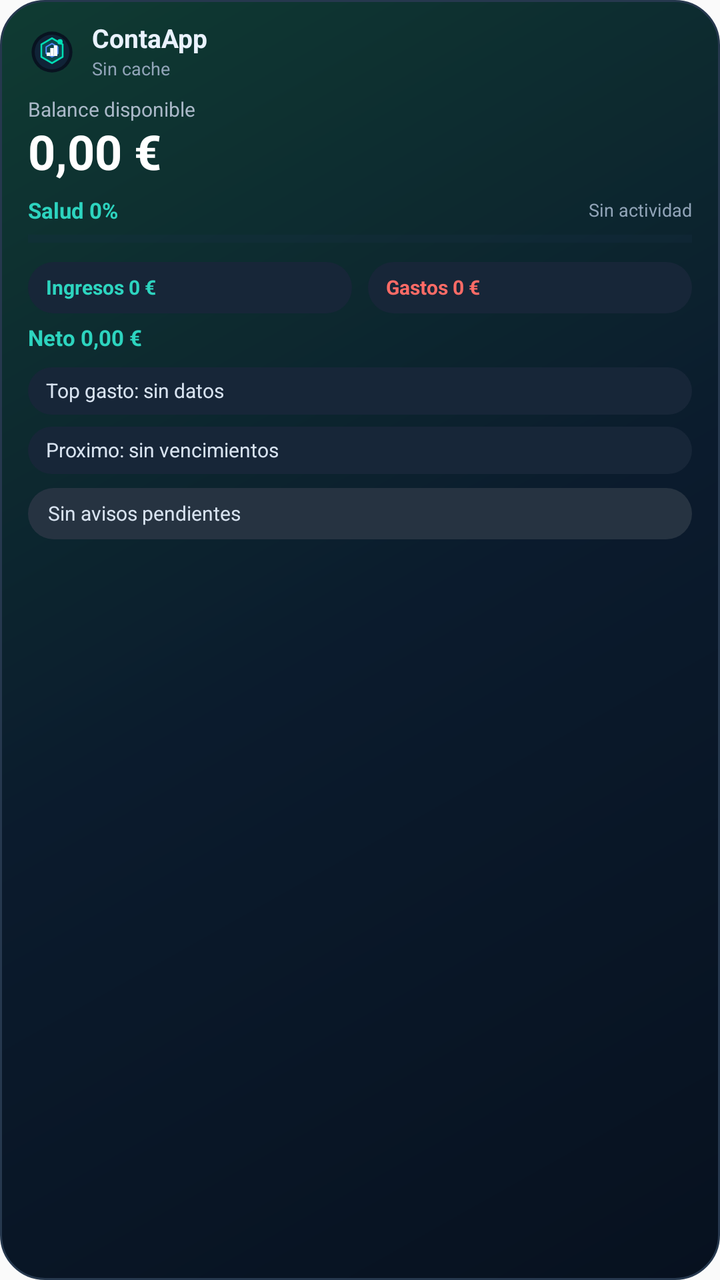
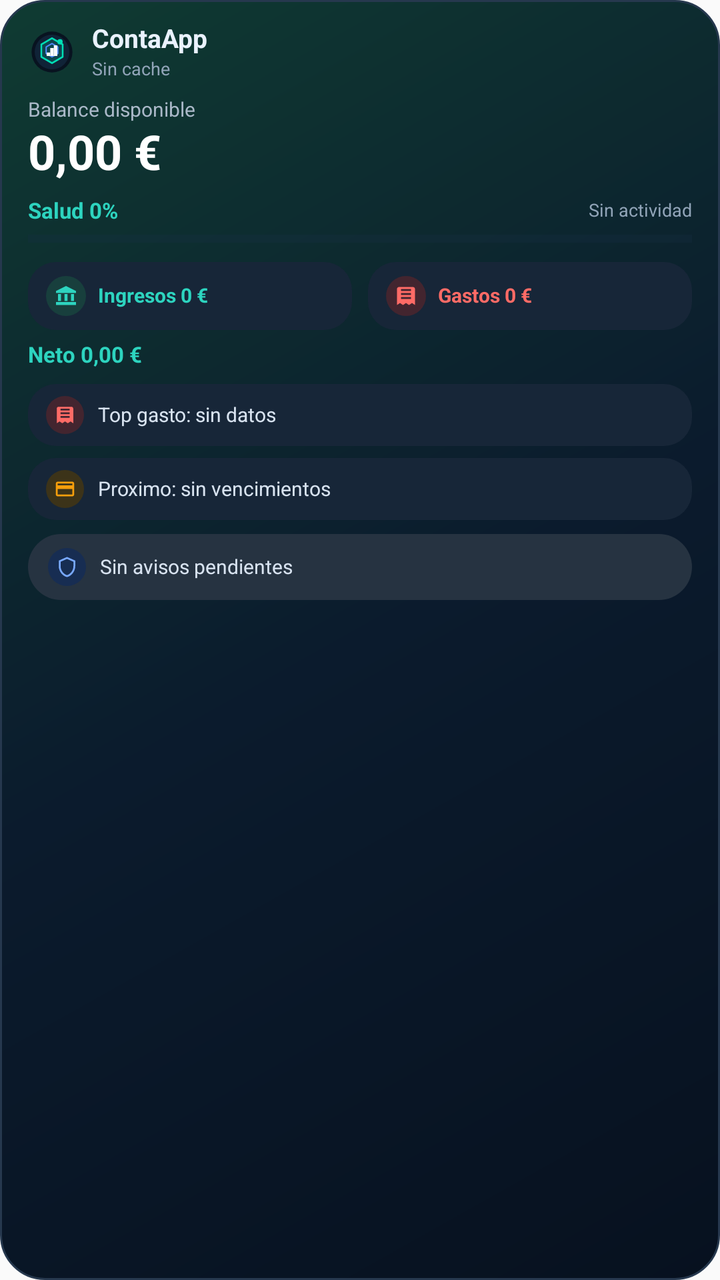

Before-and-after screenshots of an Android layout around one commit, followed by the original layout XML and the change that was made.
<!-- AndroidManifest.xml: application theme Theme.ContaApp -->
<!-- res/layout/widget_conta_summary.xml -->
<?xml version="1.0" encoding="utf-8"?>
<LinearLayout xmlns:android="http://schemas.android.com/apk/res/android"
    android:id="@+id/widget_root"
    android:layout_width="match_parent"
    android:layout_height="match_parent"
    android:background="@drawable/widget_card_background"
    android:orientation="vertical">

    <LinearLayout
        android:layout_width="match_parent"
        android:layout_height="wrap_content"
        android:gravity="center_vertical"
        android:orientation="horizontal">

        <ImageView
            android:id="@+id/widget_logo"
            android:layout_width="24dp"
            android:layout_height="24dp"
            android:layout_marginEnd="8dp"
            android:contentDescription="@string/app_name"
            android:src="@drawable/ic_brand_mark" />

        <LinearLayout
            android:layout_width="0dp"
            android:layout_height="wrap_content"
            android:layout_weight="1"
            android:orientation="vertical">

            <TextView
                android:id="@+id/widget_title"
                android:layout_width="match_parent"
                android:layout_height="wrap_content"
                android:ellipsize="end"
                android:includeFontPadding="false"
                android:maxLines="1"
                android:text="ContaApp"
                android:textColor="#EAF2FF"
                android:textSize="13sp"
                android:textStyle="bold" />

            <TextView
                android:id="@+id/widget_updated"
                android:layout_width="match_parent"
                android:layout_height="wrap_content"
                android:layout_marginTop="2dp"
                android:ellipsize="end"
                android:includeFontPadding="false"
                android:maxLines="1"
                android:text="Sin cache"
                android:textColor="#91A4B8"
                android:textSize="9sp" />
        </LinearLayout>
    </LinearLayout>

    <TextView
        android:id="@+id/widget_balance_label"
        android:layout_width="match_parent"
        android:layout_height="wrap_content"
        android:layout_marginTop="9dp"
        android:includeFontPadding="false"
        android:text="Balance disponible"
        android:textColor="#AAB8C8"
        android:textSize="10sp" />

    <TextView
        android:id="@+id/widget_balance"
        android:layout_width="match_parent"
        android:layout_height="wrap_content"
        android:layout_marginTop="2dp"
        android:ellipsize="end"
        android:includeFontPadding="false"
        android:maxLines="1"
        android:text="0,00 €"
        android:textColor="#FFFFFF"
        android:textSize="24sp"
        android:textStyle="bold" />

    <LinearLayout
        android:layout_width="match_parent"
        android:layout_height="wrap_content"
        android:layout_marginTop="8dp"
        android:gravity="center_vertical"
        android:orientation="horizontal">

        <TextView
            android:id="@+id/widget_health"
            android:layout_width="wrap_content"
            android:layout_height="wrap_content"
            android:includeFontPadding="false"
            android:text="Salud 0%"
            android:textColor="#2DD4BF"
            android:textSize="11sp"
            android:textStyle="bold" />

        <TextView
            android:id="@+id/widget_mix"
            android:layout_width="0dp"
            android:layout_height="wrap_content"
            android:layout_marginStart="8dp"
            android:layout_weight="1"
            android:ellipsize="end"
            android:gravity="end"
            android:includeFontPadding="false"
            android:maxLines="1"
            android:text="Sin actividad"
            android:textColor="#91A4B8"
            android:textSize="9sp" />
    </LinearLayout>

    <ProgressBar
        android:id="@+id/widget_health_bar"
        style="?android:attr/progressBarStyleHorizontal"
        android:layout_width="match_parent"
        android:layout_height="5dp"
        android:layout_marginTop="5dp"
        android:indeterminate="false"
        android:max="100"
        android:progress="0"
        android:progressTint="#00DDB4"
        android:progressBackgroundTint="#1A3147" />

    <LinearLayout
        android:layout_width="match_parent"
        android:layout_height="wrap_content"
        android:layout_marginTop="9dp"
        android:orientation="horizontal">

        <TextView
            android:id="@+id/widget_income"
            android:layout_width="0dp"
            android:layout_height="wrap_content"
            android:layout_marginEnd="4dp"
            android:layout_weight="1"
            android:background="@drawable/widget_metric_background"
            android:ellipsize="end"
            android:includeFontPadding="false"
            android:maxLines="1"
            android:paddingHorizontal="9dp"
            android:paddingVertical="7dp"
            android:text="Ingresos 0 €"
            android:textColor="#2DD4BF"
            android:textSize="10sp"
            android:textStyle="bold" />

        <TextView
            android:id="@+id/widget_expense"
            android:layout_width="0dp"
            android:layout_height="wrap_content"
            android:layout_marginStart="4dp"
            android:layout_weight="1"
            android:background="@drawable/widget_metric_background"
            android:ellipsize="end"
            android:includeFontPadding="false"
            android:maxLines="1"
            android:paddingHorizontal="9dp"
            android:paddingVertical="7dp"
            android:text="Gastos 0 €"
            android:textColor="#FF6B66"
            android:textSize="10sp"
            android:textStyle="bold" />
    </LinearLayout>

    <TextView
        android:id="@+id/widget_net"
        android:layout_width="match_parent"
        android:layout_height="wrap_content"
        android:layout_marginTop="6dp"
        android:ellipsize="end"
        android:includeFontPadding="false"
        android:maxLines="1"
        android:text="Neto 0,00 €"
        android:textColor="#2DD4BF"
        android:textSize="11sp"
        android:textStyle="bold" />

    <TextView
        android:id="@+id/widget_top_expense"
        android:layout_width="match_parent"
        android:layout_height="wrap_content"
        android:layout_marginTop="8dp"
        android:background="@drawable/widget_metric_background"
        android:ellipsize="end"
        android:includeFontPadding="false"
        android:maxLines="1"
        android:paddingHorizontal="9dp"
        android:paddingVertical="6dp"
        android:text="Top gasto: sin datos"
        android:textColor="#D8E3F0"
        android:textSize="10sp" />

    <TextView
        android:id="@+id/widget_next"
        android:layout_width="match_parent"
        android:layout_height="wrap_content"
        android:layout_marginTop="6dp"
        android:background="@drawable/widget_metric_background"
        android:ellipsize="end"
        android:includeFontPadding="false"
        android:maxLines="1"
        android:paddingHorizontal="9dp"
        android:paddingVertical="6dp"
        android:text="Proximo: sin vencimientos"
        android:textColor="#D8E3F0"
        android:textSize="10sp" />

    <TextView
        android:id="@+id/widget_attention"
        android:layout_width="match_parent"
        android:layout_height="wrap_content"
        android:layout_marginTop="7dp"
        android:background="@drawable/widget_attention_background"
        android:ellipsize="end"
        android:includeFontPadding="false"
        android:maxLines="1"
        android:paddingHorizontal="10dp"
        android:paddingVertical="7dp"
        android:text="Sin avisos pendientes"
        android:textColor="#D8E3F0"
        android:textSize="10sp" />

</LinearLayout>
<!-- resources referenced by this layout -->
<resources>
  <!-- drawable widget_attention_background (drawable) -->
  <?xml version="1.0" encoding="utf-8"?>
  <shape xmlns:android="http://schemas.android.com/apk/res/android"
      android:shape="rectangle">
      <corners android:radius="20dp" />
      <solid android:color="#263341" />
  </shape>
  <!-- drawable widget_metric_background (drawable) -->
  <?xml version="1.0" encoding="utf-8"?>
  <shape xmlns:android="http://schemas.android.com/apk/res/android"
      android:shape="rectangle">
      <corners android:radius="14dp" />
      <solid android:color="#172638" />
  </shape>
  <string name="app_name">ContaApp</string>
  <style name="Theme.ContaApp" parent="android:style/Theme.Material.Light.NoActionBar">
          <item name="android:windowLightStatusBar">true</item>
          <item name="android:statusBarColor">#F8FAFC</item>
          <item name="android:navigationBarColor">#F8FAFC</item>
      </style>
  <!-- unchanged entries left out for length: 2 -->
</resources>

<!-- the commit's change to res/layout/widget_conta_summary.xml (unified diff, before → after) -->
@@ -125,39 +125,77 @@
         android:layout_marginTop="9dp"
         android:orientation="horizontal">
 
-        <TextView
-            android:id="@+id/widget_income"
+        <LinearLayout
+            android:id="@+id/widget_income_card"
             android:layout_width="0dp"
             android:layout_height="wrap_content"
             android:layout_marginEnd="4dp"
             android:layout_weight="1"
             android:background="@drawable/widget_metric_background"
-            android:ellipsize="end"
-            android:includeFontPadding="false"
-            android:maxLines="1"
+            android:gravity="center_vertical"
+            android:orientation="horizontal"
             android:paddingHorizontal="9dp"
-            android:paddingVertical="7dp"
-            android:text="Ingresos 0 €"
-            android:textColor="#2DD4BF"
-            android:textSize="10sp"
-            android:textStyle="bold" />
-
-        <TextView
-            android:id="@+id/widget_expense"
+            android:paddingVertical="7dp">
+
+            <ImageView
+                android:layout_width="20dp"
+                android:layout_height="20dp"
+                android:layout_marginEnd="6dp"
+                android:background="@drawable/widget_icon_teal_background"
+                android:contentDescription="Ingresos"
+                android:padding="4dp"
+                android:src="@drawable/ic_bank"
+                android:tint="#2DD4BF" />
+
+            <TextView
+                android:id="@+id/widget_income"
+                android:layout_width="0dp"
+                android:layout_height="wrap_content"
+                android:layout_weight="1"
+                android:ellipsize="end"
+                android:includeFontPadding="false"
+                android:maxLines="1"
+                android:text="Ingresos 0 €"
+                android:textColor="#2DD4BF"
+                android:textSize="10sp"
+                android:textStyle="bold" />
+        </LinearLayout>
+
+        <LinearLayout
+            android:id="@+id/widget_expense_card"
             android:layout_width="0dp"
             android:layout_height="wrap_content"
             android:layout_marginStart="4dp"
             android:layout_weight="1"
             android:background="@drawable/widget_metric_background"
-            android:ellipsize="end"
-            android:includeFontPadding="false"
-            android:maxLines="1"
+            android:gravity="center_vertical"
+            android:orientation="horizontal"
             android:paddingHorizontal="9dp"
-            android:paddingVertical="7dp"
-            android:text="Gastos 0 €"
-            android:textColor="#FF6B66"
-            android:textSize="10sp"
-            android:textStyle="bold" />
+            android:paddingVertical="7dp">
+
+            <ImageView
+                android:layout_width="20dp"
+                android:layout_height="20dp"
+                android:layout_marginEnd="6dp"
+                android:background="@drawable/widget_icon_coral_background"
+                android:contentDescription="Gastos"
+                android:padding="4dp"
+                android:src="@drawable/ic_receipt"
+                android:tint="#FF6B66" />
+
+            <TextView
+                android:id="@+id/widget_expense"
+                android:layout_width="0dp"
+                android:layout_height="wrap_content"
+                android:layout_weight="1"
+                android:ellipsize="end"
+                android:includeFontPadding="false"
+                android:maxLines="1"
+                android:text="Gastos 0 €"
+                android:textColor="#FF6B66"
+                android:textSize="10sp"
+                android:textStyle="bold" />
+        </LinearLayout>
     </LinearLayout>
 
     <TextView
@@ -173,49 +211,106 @@
         android:textSize="11sp"
         android:textStyle="bold" />
 
-    <TextView
-        android:id="@+id/widget_top_expense"
+    <LinearLayout
+        android:id="@+id/widget_top_expense_card"
         android:layout_width="match_parent"
         android:layout_height="wrap_content"
         android:layout_marginTop="8dp"
         android:background="@drawable/widget_metric_background"
-        android:ellipsize="end"
-        android:includeFontPadding="false"
-        android:maxLines="1"
+        android:gravity="center_vertical"
+        android:orientation="horizontal"
         android:paddingHorizontal="9dp"
-        android:paddingVertical="6dp"
-        android:text="Top gasto: sin datos"
-        android:textColor="#D8E3F0"
-        android:textSize="10sp" />
-
-    <TextView
-        android:id="@+id/widget_next"
+        android:paddingVertical="6dp">
+
+        <ImageView
+            android:layout_width="19dp"
+            android:layout_height="19dp"
+            android:layout_marginEnd="7dp"
+            android:background="@drawable/widget_icon_coral_background"
+            android:contentDescription="Top gasto"
+            android:padding="4dp"
+            android:src="@drawable/ic_receipt"
+            android:tint="#FF6B66" />
+
+        <TextView
+            android:id="@+id/widget_top_expense"
+            android:layout_width="0dp"
+            android:layout_height="wrap_content"
+            android:layout_weight="1"
+            android:ellipsize="end"
+            android:includeFontPadding="false"
+            android:maxLines="1"
+            android:text="Top gasto: sin datos"
+            android:textColor="#D8E3F0"
+            android:textSize="10sp" />
+    </LinearLayout>
+
+    <LinearLayout
+        android:id="@+id/widget_next_card"
         android:layout_width="match_parent"
         android:layout_height="wrap_content"
         android:layout_marginTop="6dp"
         android:background="@drawable/widget_metric_background"
-        android:ellipsize="end"
-        android:includeFontPadding="false"
-        android:maxLines="1"
+        android:gravity="center_vertical"
+        android:orientation="horizontal"
         android:paddingHorizontal="9dp"
-        android:paddingVertical="6dp"
-        android:text="Proximo: sin vencimientos"
-        android:textColor="#D8E3F0"
-        android:textSize="10sp" />
-
-    <TextView
-        android:id="@+id/widget_attention"
+        android:paddingVertical="6dp">
+
+        <ImageView
+            android:layout_width="19dp"
+            android:layout_height="19dp"
+            android:layout_marginEnd="7dp"
+            android:background="@drawable/widget_icon_amber_background"
+            android:contentDescription="Proximo vencimiento"
+            android:padding="4dp"
+            android:src="@drawable/ic_credit_card"
+            android:tint="#F59E0B" />
+
+        <TextView
+            android:id="@+id/widget_next"
+            android:layout_width="0dp"
+            android:layout_height="wrap_content"
+            android:layout_weight="1"
+            android:ellipsize="end"
+            android:includeFontPadding="false"
+            android:maxLines="1"
+            android:text="Proximo: sin vencimientos"
+            android:textColor="#D8E3F0"
+            android:textSize="10sp" />
+    </LinearLayout>
+
+    <LinearLayout
+        android:id="@+id/widget_attention_card"
         android:layout_width="match_parent"
         android:layout_height="wrap_content"
         android:layout_marginTop="7dp"
         android:background="@drawable/widget_attention_background"
-        android:ellipsize="end"
-        android:includeFontPadding="false"
-        android:maxLines="1"
+        android:gravity="center_vertical"
+        android:orientation="horizontal"
         android:paddingHorizontal="10dp"
-        android:paddingVertical="7dp"
-        android:text="Sin avisos pendientes"
-        android:textColor="#D8E3F0"
-        android:textSize="10sp" />
+        android:paddingVertical="7dp">
+
+        <ImageView
+            android:layout_width="19dp"
+            android:layout_height="19dp"
+            android:layout_marginEnd="7dp"
+            android:background="@drawable/widget_icon_blue_background"
+            android:contentDescription="Avisos"
+            android:padding="4dp"
+            android:src="@drawable/ic_shield"
+            android:tint="#78A8FF" />
+
+        <TextView
+            android:id="@+id/widget_attention"
+            android:layout_width="0dp"
+            android:layout_height="wrap_content"
+            android:layout_weight="1"
+            android:ellipsize="end"
+            android:includeFontPadding="false"
+            android:maxLines="1"
+            android:text="Sin avisos pendientes"
+            android:textColor="#D8E3F0"
+            android:textSize="10sp" />
+    </LinearLayout>
 
 </LinearLayout>
<!-- resource entries referenced after the edit -->
@@ -1,11 +1,55 @@
 <!-- resources referenced by this layout -->
 <resources>
+  <!-- drawable ic_bank (drawable) -->
+  <vector xmlns:android="http://schemas.android.com/apk/res/android" android:width="24dp" android:height="24dp" android:viewportWidth="24" android:viewportHeight="24">
+      <path android:fillColor="#FF000000" android:pathData="M4,10v7h3v-7H4zM10.5,10v7h3v-7h-3zM2,21h20v-3H2v3zM17,10v7h3v-7h-3zM12,2 2,7v2h20V7L12,2z"/>
+  </vector>
+  <!-- drawable ic_credit_card (drawable) -->
+  <vector xmlns:android="http://schemas.android.com/apk/res/android" android:width="24dp" android:height="24dp" android:viewportWidth="24" android:viewportHeight="24">
+      <path android:fillColor="#FF000000" android:pathData="M20,4H4c-1.11,0 -1.99,0.89 -1.99,2L2,18c0,1.11 0.89,2 2,2h16c1.11,0 2,-0.89 2,-2V6c0,-1.11 -0.89,-2 -2,-2zM20,18H4v-6h16v6zM20,8H4V6h16v2z"/>
+  </vector>
+  <!-- drawable ic_receipt (drawable) -->
+  <vector xmlns:android="http://schemas.android.com/apk/res/android" android:width="24dp" android:height="24dp" android:viewportWidth="24" android:viewportHeight="24">
+      <path android:fillColor="#FF000000" android:pathData="M19,3H5c-1.1,0 -2,0.9 -2,2v16l3,-2 3,2 3,-2 3,2 3,-2 3,2V5c0,-1.1 -0.9,-2 -2,-2zM17,15H7v-2h10v2zM17,11H7V9h10v2zM17,7H7V5h10v2z"/>
+  </vector>
+  <!-- drawable ic_shield (drawable) -->
+  <vector xmlns:android="http://schemas.android.com/apk/res/android" android:width="24dp" android:height="24dp" android:viewportWidth="24" android:viewportHeight="24">
+      <path android:fillColor="#FF000000" android:pathData="M12,1 3,5v6c0,5.55 3.84,10.74 9,12 5.16,-1.26 9,-6.45 9,-12V5l-9,-4zM12,20.9C7.98,19.65 5,15.45 5,11V6.3l7,-3.11 7,3.11V11c0,4.45 -2.98,8.65 -7,9.9z"/>
+  </vector>
   <!-- drawable widget_attention_background (drawable) -->
   <?xml version="1.0" encoding="utf-8"?>
   <shape xmlns:android="http://schemas.android.com/apk/res/android"
       android:shape="rectangle">
       <corners android:radius="20dp" />
       <solid android:color="#263341" />
+  </shape>
+  <!-- drawable widget_icon_amber_background (drawable) -->
+  <?xml version="1.0" encoding="utf-8"?>
+  <shape xmlns:android="http://schemas.android.com/apk/res/android"
+      android:shape="rectangle">
+      <corners android:radius="12dp" />
+      <solid android:color="#3C3319" />
+  </shape>
+  <!-- drawable widget_icon_blue_background (drawable) -->
+  <?xml version="1.0" encoding="utf-8"?>
+  <shape xmlns:android="http://schemas.android.com/apk/res/android"
+      android:shape="rectangle">
+      <corners android:radius="12dp" />
+      <solid android:color="#172D52" />
+  </shape>
+  <!-- drawable widget_icon_coral_background (drawable) -->
+  <?xml version="1.0" encoding="utf-8"?>
+  <shape xmlns:android="http://schemas.android.com/apk/res/android"
+      android:shape="rectangle">
+      <corners android:radius="12dp" />
+      <solid android:color="#43252F" />
+  </shape>
+  <!-- drawable widget_icon_teal_background (drawable) -->
+  <?xml version="1.0" encoding="utf-8"?>
+  <shape xmlns:android="http://schemas.android.com/apk/res/android"
+      android:shape="rectangle">
+      <corners android:radius="12dp" />
+      <solid android:color="#183F3D" />
   </shape>
   <!-- drawable widget_metric_background (drawable) -->
   <?xml version="1.0" encoding="utf-8"?>
